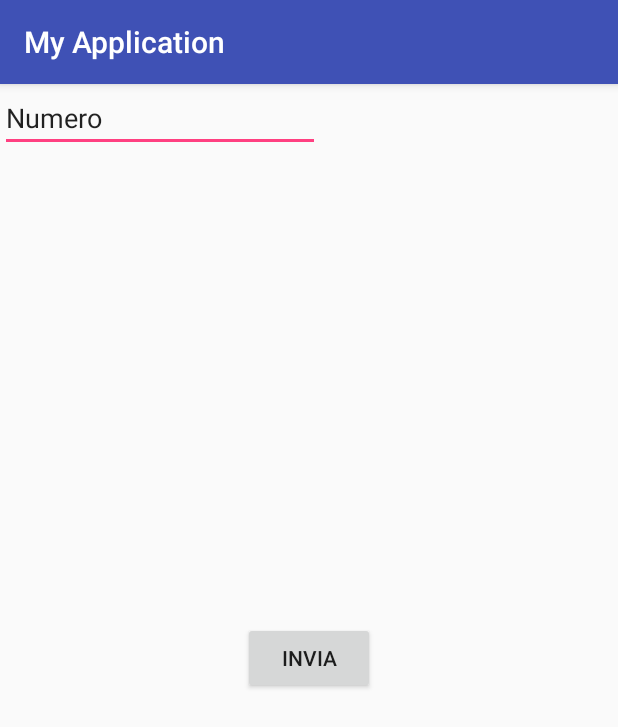
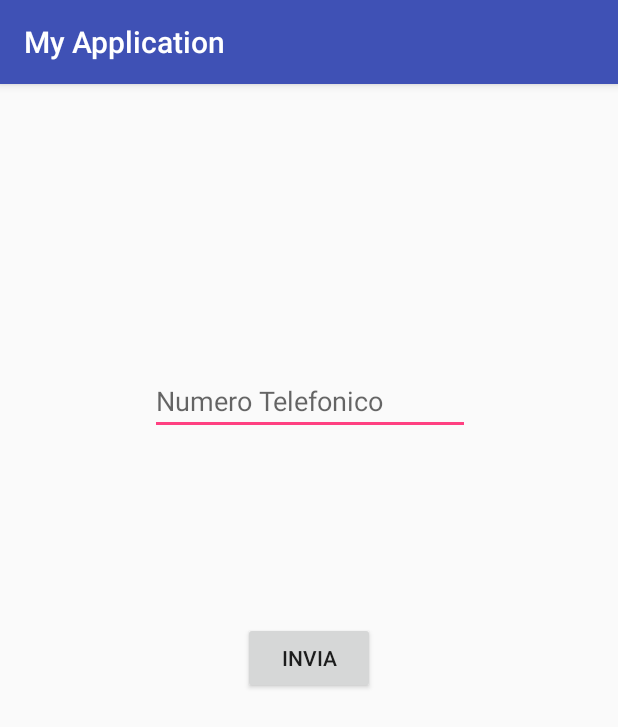
Before and after one commit to mariodigirolamo/SistemaDiSicurezza, an Android app: the MainActivity screen opened directly, with no data from a screen before it, on a phone screen of 412 x 824 dp. Shown: the top 727 px of the screen. Run offline under Robolectric (Android 15) with nearby library versions, the phone set to English and light mode, and no system bars; our stand-ins replace Firebase (no records; nobody signed in at launch, a user with empty details on screens opened directly).

```diff
--- a/app/src/main/java/com/example/myapplication/MainActivity.java
+++ b/app/src/main/java/com/example/myapplication/MainActivity.java
@@ -66,13 +66,6 @@ public class MainActivity extends AppCompatActivity {
         vRef.setVisibility(View.GONE);
         vRef2.setVisibility(View.GONE);
 
-
-
-        //è la prima volta che lo usi?
-        //Inserisci codice sul database coi 2 figli
-        //se clicca sul tasto registrati first = true;
-        //se clicca sul tasto login first = false;
-
         //Intent intent = new Intent(getApplicationContext(), Login.class);
         //startActivityForResult(intent, REQUEST_CHIAMA);
         final ValueEventListener listen = new ValueEventListener() {
@@ -82,11 +75,11 @@ public class MainActivity extends AppCompatActivity {
                 disp =   dataSnapshot.getValue().toString();
 
                 if (disp.equals("1")) {
-                    vRef.setText("Movimento" + disp);
+                    vRef.setText("Attenzione, fumo rilevato!");
                 }
 
                 if (disp.equals("0")) {
-                    vRef.setText("Movimento" + disp);
+                    vRef.setText("Non è stato rilevato fumo.");
                 }
             }
 
@@ -104,11 +97,11 @@ public class MainActivity extends AppCompatActivity {
 
 
                 if (disp2.equals("1")) {
-                    vRef2.setText("Movimento" + disp2);
+                    vRef2.setText("Attenzione, movimento rilevato!");
                 }
 
                 if (disp2.equals("0")) {
-                    vRef2.setText("Movimento" + disp2);
+                    vRef2.setText("Non è stato rilevato movimento.");
                 }
 
             }
@@ -143,57 +136,6 @@ public class MainActivity extends AppCompatActivity {
         });
 
         DatabaseReference Utente = database.getReference(numero1);
-        Utente.setValue(numero1);
-        Utente.child("Fumo").setValue(0);
-        Utente.child("Movimento").setValue(0);
-
-   /*     ValueEventListener listen = new ValueEventListener() {
-            @Override
-            public void onDataChange(DataSnapshot dataSnapshot) {
-
-                disp =   dataSnapshot.getValue().toString();
-
-                if (disp.equals("1")) {
-                    vRef.setText("Movimento" + disp);
-                }
-
-                if (disp.equals("0")) {
-                    vRef.setText("Movimento" + disp);
-                }
-            }
-
-            @Override
-            public void onCancelled(DatabaseError databaseError) {
-
-            }
-        };      */
-
-    /*    ValueEventListener listen1 = new ValueEventListener() {
-            @Override
-            public void onDataChange(DataSnapshot dataSnapshot) {
-
-                disp2 = dataSnapshot.getValue().toString();
-
-
-                if (disp2.equals("1")) {
-                    vRef2.setText("Movimento" + disp2);
-                }
-
-                if (disp2.equals("0")) {
-                    vRef2.setText("Movimento" + disp2);
-                }
-
-            }
-
-            @Override
-            public void onCancelled(DatabaseError databaseError) {
-
-            }
-        };   */
-
-        Utente.child("Fumo").addValueEventListener(listen);
-        Utente.child("Movimento").addValueEventListener(listen1);
-
 
         vclick.setOnClickListener(new refList(Utente));
 
@@ -253,18 +195,9 @@ public class MainActivity extends AppCompatActivity {
         @Override
         public void onClick(View v)
         {
-            ref.child("Fumo").setValue("0");
-            ref.child("Movimento").setValue("0");
-
-            ref.child("Fumo").setValue("0");
-            ref.child("Movimento").setValue("0");
-
             DatabaseReference Utente = database.getReference(numero1);
             Utente.child("Fumo").setValue(0);
             Utente.child("Movimento").setValue(0);
-
-            vRef.setText("Niente Fumo.");
-            vRef2.setText("Nessun Movimento.");
         }
 
     };
--- a/app/src/main/res/layout/activity_main.xml
+++ b/app/src/main/res/layout/activity_main.xml
@@ -10,11 +10,19 @@
         android:id="@+id/phone"
         android:layout_width="wrap_content"
         android:layout_height="wrap_content"
+        android:layout_marginBottom="8dp"
+        android:layout_marginEnd="8dp"
+        android:layout_marginStart="8dp"
+        android:layout_marginTop="8dp"
         android:ems="10"
-        android:inputType="textPersonName"
-        android:text="Numero"
-        tools:layout_editor_absoluteX="99dp"
-        tools:layout_editor_absoluteY="137dp" />
+        android:hint="Numero Telefonico"
+        android:inputType="phone"
+        app:layout_constraintBottom_toBottomOf="parent"
+        app:layout_constraintEnd_toEndOf="parent"
+        app:layout_constraintHorizontal_bias="0.503"
+        app:layout_constraintStart_toStartOf="parent"
+        app:layout_constraintTop_toTopOf="parent"
+        app:layout_constraintVertical_bias="0.256" />
 
     <Button
         android:id="@+id/click"
@@ -27,10 +35,10 @@
         android:text="Spegni allarmi"
         app:layout_constraintBottom_toBottomOf="parent"
         app:layout_constraintEnd_toEndOf="parent"
-        app:layout_constraintHorizontal_bias="0.03"
+        app:layout_constraintHorizontal_bias="0.502"
         app:layout_constraintStart_toStartOf="parent"
         app:layout_constraintTop_toTopOf="parent"
-        app:layout_constraintVertical_bias="0.014" />
+        app:layout_constraintVertical_bias="0.192" />
 
     <TextView
         android:id="@+id/Ref"
```
